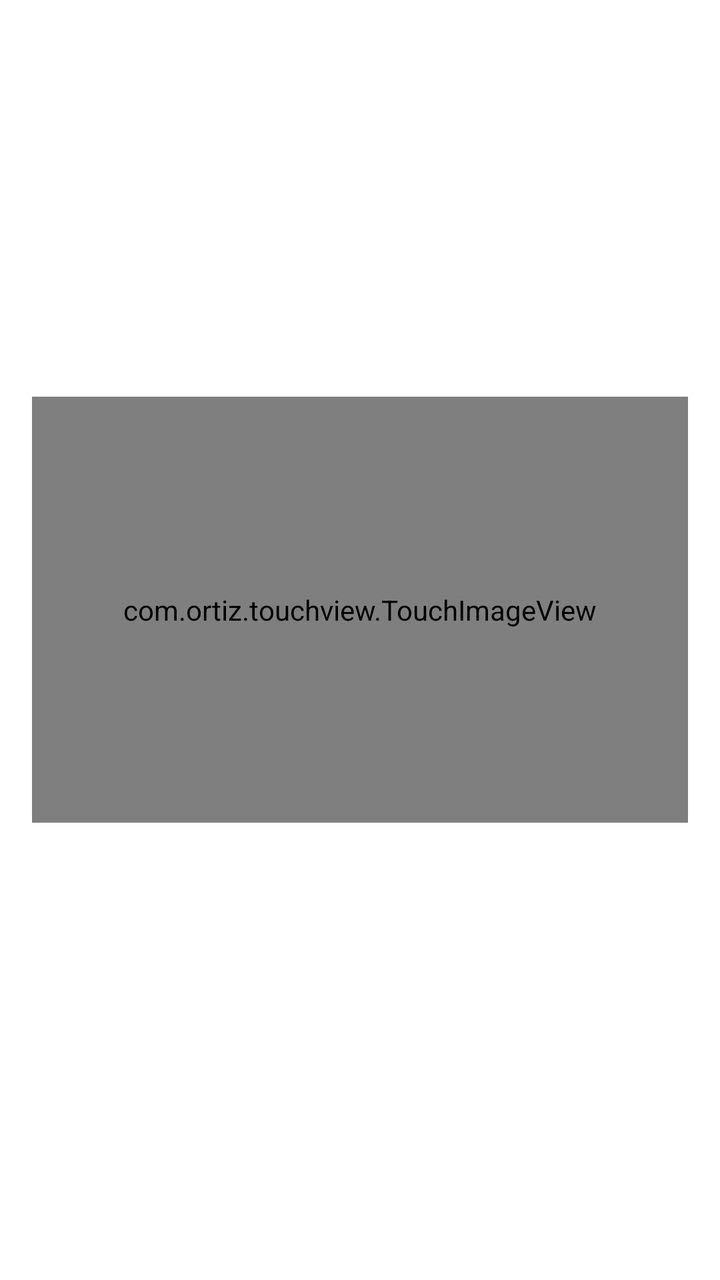
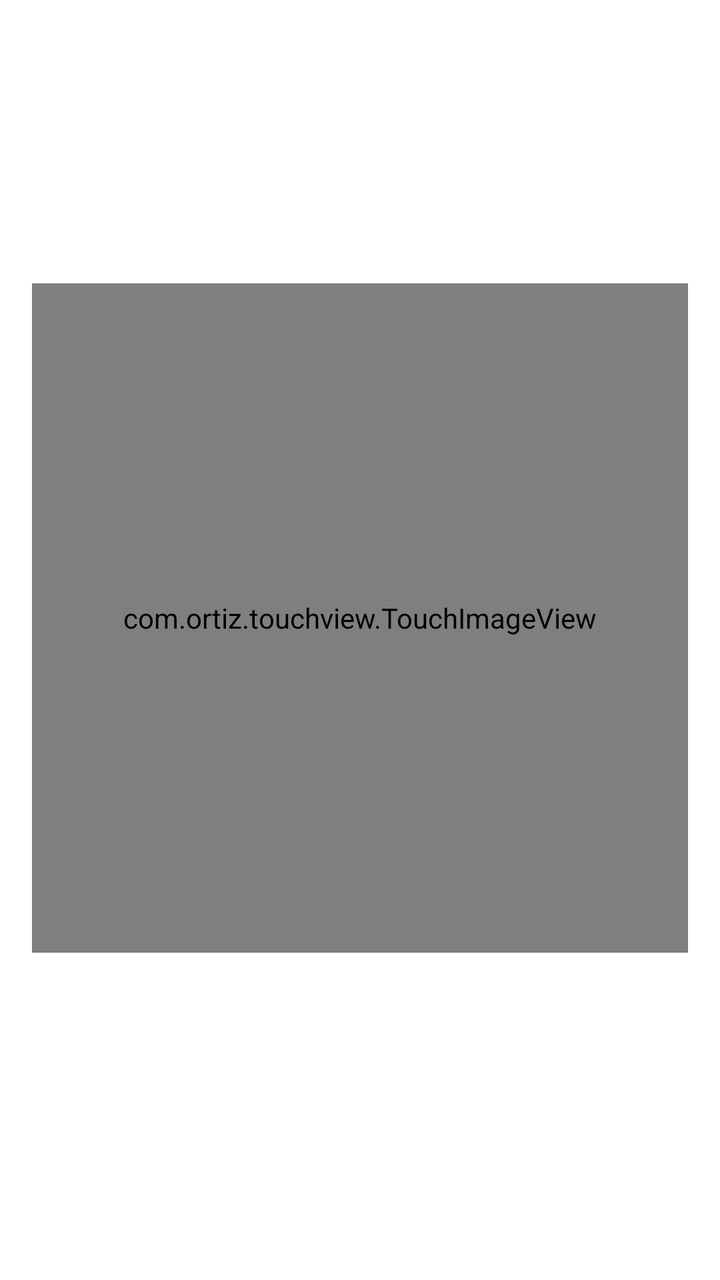

Compare the two renders of this Android layout. The source of the first and the diff that turns it into the second are given below.
<!-- AndroidManifest.xml: application theme AppTheme -->
<!-- res/layout/fragment_intro_3.xml -->
<?xml version="1.0" encoding="utf-8"?>
<LinearLayout xmlns:android="http://schemas.android.com/apk/res/android"
    xmlns:app="http://schemas.android.com/apk/res-auto"
    xmlns:tools="http://schemas.android.com/tools"
    android:id="@+id/custom_intro_fragment_layout"
    android:layout_width="match_parent"
    android:layout_height="match_parent"
    android:gravity="center"
    android:orientation="vertical"
    android:padding="@dimen/margin_medium"
    tools:background="@color/introColor3">

    <androidx.constraintlayout.widget.ConstraintLayout
        android:layout_width="match_parent"
        android:layout_height="match_parent">

        <TextView
            android:id="@+id/title"
            style="@style/TextAppearance.AppCompat.Display1"
            android:layout_width="match_parent"
            android:layout_height="0dp"
            android:gravity="center"
            android:text="Tutorial"
            android:textColor="#FFFFFF"
            app:layout_constraintEnd_toEndOf="parent"
            app:layout_constraintHeight_percent="0.3"
            app:layout_constraintStart_toStartOf="parent"
            app:layout_constraintTop_toTopOf="parent" />

        <com.ortiz.touchview.TouchImageView
            android:id="@+id/image"
            android:layout_width="match_parent"
            android:layout_height="0dp"
            android:src="@drawable/appintrotutorial"
            app:layout_constraintEnd_toEndOf="parent"
            app:layout_constraintHeight_percent="0.35"
            app:layout_constraintStart_toStartOf="parent"
            app:layout_constraintTop_toBottomOf="@id/title" />

        <TextView
            style="@style/TextAppearance.AppCompat.Medium"
            android:layout_width="match_parent"
            android:layout_height="0dp"
            android:gravity="center"
            android:text="Steps:\n- Launch the app and "
            android:textColor="#ffffff"
            app:layout_constraintBottom_toBottomOf="parent"
            app:layout_constraintEnd_toEndOf="parent"
            app:layout_constraintStart_toStartOf="parent"
            app:layout_constraintTop_toBottomOf="@id/image" />

    </androidx.constraintlayout.widget.ConstraintLayout>

    
    
    
    
    
    
    
    
    
</LinearLayout>
<!-- resources referenced by this layout -->
<resources>
  <color name="introColor3">#1565C0</color>
  <dimen name="margin_medium">16dp</dimen>
  <!-- drawable appintrotutorial: webp bitmap (drawable, 213744 bytes) -->
  <style name="AppTheme" parent="Theme.MaterialComponents.Light.DarkActionBar">
          
          <item name="colorPrimary">@color/colorPrimary</item>
          <item name="colorPrimaryDark">@color/colorPrimaryDark</item>
          <item name="colorAccent">@color/colorAccent</item>
      </style>
  <color name="colorPrimary">#009688</color>
  <color name="colorPrimaryDark">#00796b</color>
  <color name="colorAccent">#536dfe</color>
</resources>

<!-- the commit's change to res/layout/fragment_intro_3.xml (unified diff, before → after) -->
@@ -19,13 +19,26 @@
             style="@style/TextAppearance.AppCompat.Display1"
             android:layout_width="match_parent"
             android:layout_height="0dp"
-            android:gravity="center"
+            android:gravity="center|bottom"
+            android:paddingBottom="@dimen/margin_small"
             android:text="Tutorial"
             android:textColor="#FFFFFF"
             app:layout_constraintEnd_toEndOf="parent"
-            app:layout_constraintHeight_percent="0.3"
+            app:layout_constraintHeight_percent="0.18"
             app:layout_constraintStart_toStartOf="parent"
             app:layout_constraintTop_toTopOf="parent" />
+
+        <TextView
+            android:id="@+id/pinch_to_zoom"
+            style="@style/TextAppearance.AppCompat.Caption"
+            android:layout_width="match_parent"
+            android:layout_height="wrap_content"
+            android:gravity="center"
+            android:text="(You can pinch to zoom on the screenshots below)"
+            android:textColor="#ffffff"
+            app:layout_constraintEnd_toEndOf="parent"
+            app:layout_constraintStart_toStartOf="parent"
+            app:layout_constraintTop_toBottomOf="@id/title" />
 
         <com.ortiz.touchview.TouchImageView
             android:id="@+id/image"
@@ -33,16 +46,16 @@
             android:layout_height="0dp"
             android:src="@drawable/appintrotutorial"
             app:layout_constraintEnd_toEndOf="parent"
-            app:layout_constraintHeight_percent="0.35"
+            app:layout_constraintHeight_percent="0.55"
             app:layout_constraintStart_toStartOf="parent"
-            app:layout_constraintTop_toBottomOf="@id/title" />
+            app:layout_constraintTop_toBottomOf="@id/pinch_to_zoom" />
 
         <TextView
             style="@style/TextAppearance.AppCompat.Medium"
             android:layout_width="match_parent"
             android:layout_height="0dp"
-            android:gravity="center"
-            android:text="Steps:\n- Launch the app and "
+            android:gravity="center|top"
+            android:text="Steps to report an obstacle:\n\n- Launch the app and click +\n- Take a photo of it\n- Select its type (the embedded neural network suggests the most likely types)\n-Click the Submit button and you are done!"
             android:textColor="#ffffff"
             app:layout_constraintBottom_toBottomOf="parent"
             app:layout_constraintEnd_toEndOf="parent"
<!-- resource entries referenced after the edit -->
@@ -2,6 +2,7 @@
 <resources>
   <color name="introColor3">#1565C0</color>
   <dimen name="margin_medium">16dp</dimen>
+  <dimen name="margin_small">8dp</dimen>
   <!-- drawable appintrotutorial: webp bitmap (drawable, 213744 bytes) -->
   <style name="AppTheme" parent="Theme.MaterialComponents.Light.DarkActionBar">
           
